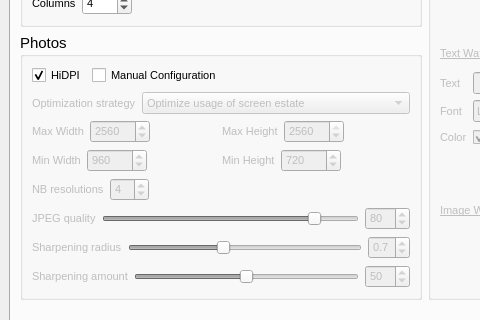
First picture: the form in src/ui/mainwin.ui, repository Pixinn/ezwebgallery, before the edit; both pictures show x 0 to 480 and y 279 to 599 of the 850 by 700 pixel window.
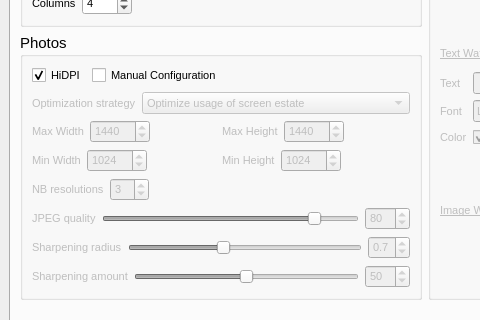
Second picture: the form after the edit. The open tabs and pages were chosen to show the change. Icons and pictures are not drawn. Custom widgets are drawn as their Qt base class.

Diff of the .ui file:
```diff
--- a/src/ui/mainwin.ui
+++ b/src/ui/mainwin.ui
@@ -751,7 +751,7 @@
                         <number>10</number>
                        </property>
                        <property name="value">
-                        <number>2560</number>
+                        <number>1440</number>
                        </property>
                       </widget>
                      </item>
@@ -825,7 +825,7 @@
                         <number>10</number>
                        </property>
                        <property name="value">
-                        <number>2560</number>
+                        <number>1440</number>
                        </property>
                       </widget>
                      </item>
@@ -903,7 +903,7 @@
                         <number>10</number>
                        </property>
                        <property name="value">
-                        <number>960</number>
+                        <number>1024</number>
                        </property>
                       </widget>
                      </item>
@@ -977,7 +977,7 @@
                         <number>10</number>
                        </property>
                        <property name="value">
-                        <number>720</number>
+                        <number>1024</number>
                        </property>
                       </widget>
                      </item>
@@ -1041,7 +1041,7 @@
                       <number>10</number>
                      </property>
                      <property name="value">
-                      <number>4</number>
+                      <number>3</number>
                      </property>
                     </widget>
                    </item>
```
Left out of the diff: 1 changed line with no effect on the pictures.
